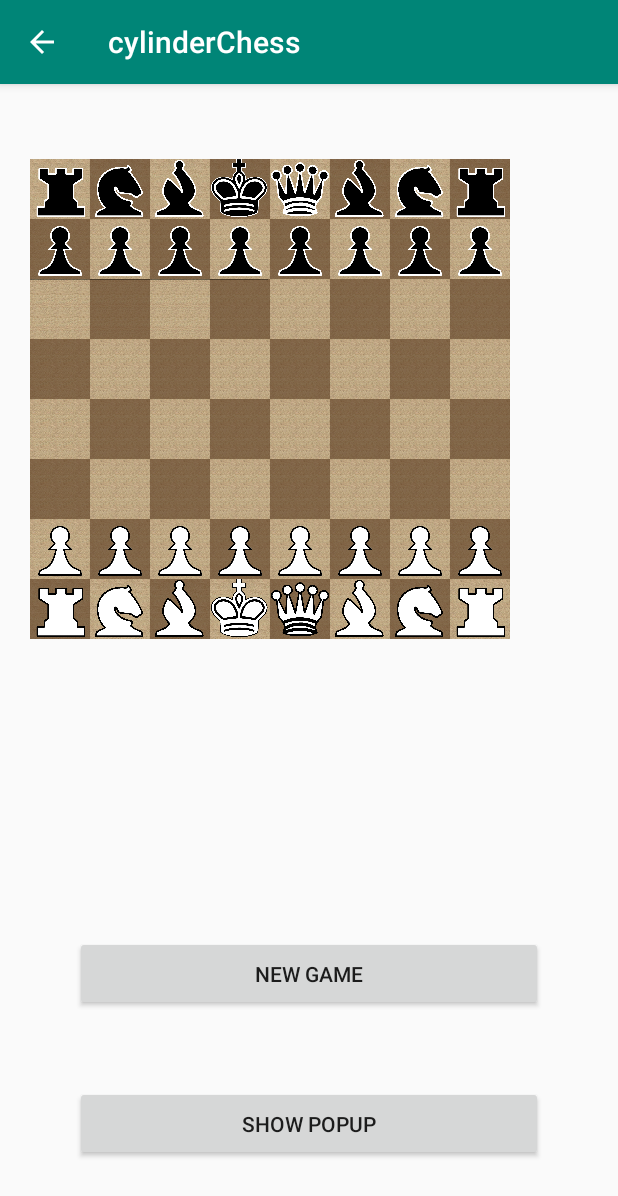
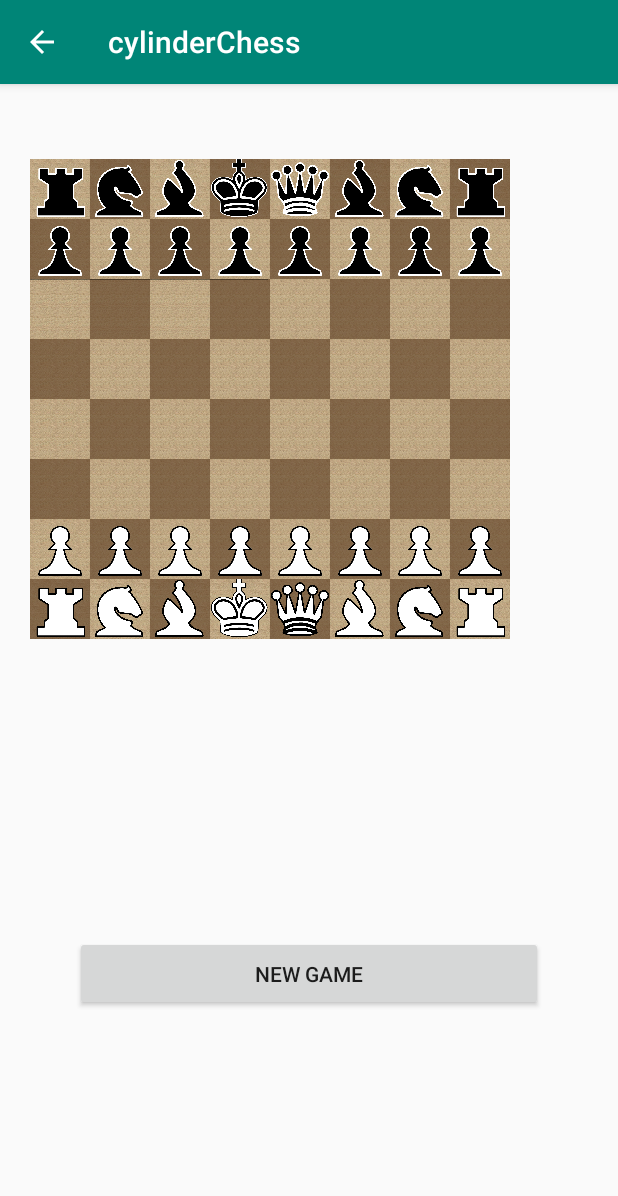
Before and after one commit to ColinAChen/cylinderChess, an Android app: the DisplayBoard screen opened directly, with no data from a screen before it, on a phone screen of 412 x 824 dp. Shown: the top 1196 px of the screen. Run offline under Robolectric (Android 15) with nearby library versions, the phone set to English and light mode, and no system bars.

Commit message:
button stuff

```diff
--- a/app/src/main/res/layout/activity_display_board.xml
+++ b/app/src/main/res/layout/activity_display_board.xml
@@ -19,18 +19,6 @@
         android:layout_marginRight="50dp"
         android:layout_marginBottom="150dp"
         android:text="@string/reset"/>
-    <Button
-        android:id="@+id/showPopup"
-        android:layout_alignParentStart="true"
-        android:layout_alignParentEnd="true"
-        android:layout_alignParentBottom="true"
-        android:layout_width="200dp"
-        android:layout_height="50dp"
-        android:layout_marginLeft="50dp"
-        android:layout_marginRight="50dp"
-        android:layout_marginBottom="50dp"
-        android:text = "Show Popup"
-        android:onClick="showPopup"/>
     <ImageView
         android:id="@+id/imageView"
         android:layout_width="320dp"
```
Also changed, not shown: app/src/main/java/com/example/cylinderchess/DisplayBoard.java (+19 -0 lines).
